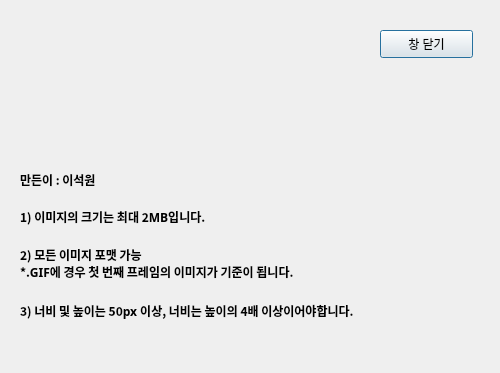
First picture: the form in help_ui.ui, repository Trimage/AI_image_analyzer, before the edit.
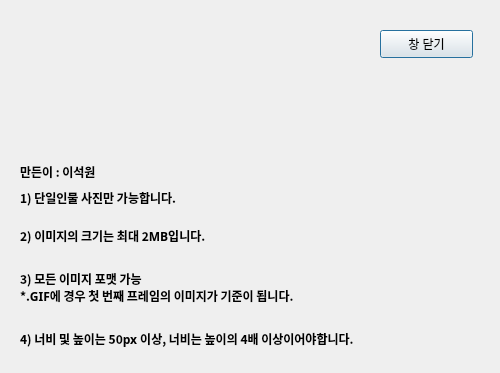
Second picture: the form after the edit.

Commit message: 1) 데이터 저장, 불러오기 창에서 취소 눌렀을 때 발생하는 오류 개선 2) load_ui, help_ui, save_ui 정렬 및 문구수정

```diff
--- a/help_ui.ui
+++ b/help_ui.ui
@@ -16,8 +16,8 @@
   <widget class="QLabel" name="icon_lable">
    <property name="geometry">
     <rect>
-     <x>20</x>
-     <y>20</y>
+     <x>30</x>
+     <y>23</y>
      <width>100</width>
      <height>100</height>
     </rect>
@@ -43,12 +43,12 @@
    <property name="geometry">
     <rect>
      <x>20</x>
-     <y>170</y>
+     <y>160</y>
      <width>470</width>
-     <height>161</height>
+     <height>201</height>
     </rect>
    </property>
-   <layout class="QVBoxLayout" name="verticalLayout" stretch="1,2,2,2">
+   <layout class="QVBoxLayout" name="verticalLayout" stretch="1,0,2,2,2">
     <item>
      <widget class="QLabel" name="help_lable1">
       <property name="font">
@@ -73,7 +73,7 @@
        </font>
       </property>
       <property name="text">
-       <string>1) 이미지의 크기는 최대 2MB입니다.</string>
+       <string>1) 단일인물 사진만 가능합니다.</string>
       </property>
      </widget>
     </item>
@@ -87,8 +87,7 @@
        </font>
       </property>
       <property name="text">
-       <string>2) 모든 이미지 포맷 가능
-*.GIF에 경우 첫 번째 프레임의 이미지가 기준이 됩니다.</string>
+       <string>2) 이미지의 크기는 최대 2MB입니다.</string>
       </property>
      </widget>
     </item>
@@ -102,7 +101,22 @@
        </font>
       </property>
       <property name="text">
-       <string>3) 너비 및 높이는 50px 이상, 너비는 높이의 4배 이상이어야합니다.</string>
+       <string>3) 모든 이미지 포맷 가능
+*.GIF에 경우 첫 번째 프레임의 이미지가 기준이 됩니다.</string>
+      </property>
+     </widget>
+    </item>
+    <item>
+     <widget class="QLabel" name="help_lable5">
+      <property name="font">
+       <font>
+        <family>나눔고딕 ExtraBold</family>
+        <weight>75</weight>
+        <bold>true</bold>
+       </font>
+      </property>
+      <property name="text">
+       <string>4) 너비 및 높이는 50px 이상, 너비는 높이의 4배 이상이어야합니다.</string>
       </property>
      </widget>
     </item>
```
The commit also changes 4 other files.
